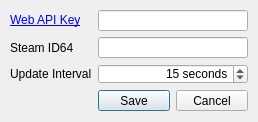
rgooler/steam_achievement_stats_watcher, file ui/Ui_Configuration.ui: the form before one commit.
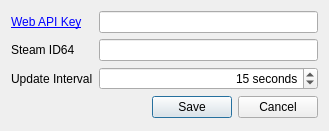
The form after the commit. Icons and pictures are not drawn.

Diff of the .ui file:
```diff
--- a/ui/Ui_Configuration.ui
+++ b/ui/Ui_Configuration.ui
@@ -9,20 +9,20 @@
    <rect>
     <x>0</x>
     <y>0</y>
-    <width>258</width>
-    <height>122</height>
+    <width>329</width>
+    <height>131</height>
    </rect>
   </property>
   <property name="minimumSize">
    <size>
-    <width>258</width>
-    <height>122</height>
+    <width>329</width>
+    <height>131</height>
    </size>
   </property>
   <property name="maximumSize">
    <size>
-    <width>258</width>
-    <height>122</height>
+    <width>329</width>
+    <height>131</height>
    </size>
   </property>
   <property name="windowTitle">
@@ -32,29 +32,8 @@
    <iconset>
     <normaloff>icon.ico</normaloff>icon.ico</iconset>
   </property>
-  <widget class="QWidget" name="formLayoutWidget">
-   <property name="geometry">
-    <rect>
-     <x>0</x>
-     <y>0</y>
-     <width>258</width>
-     <height>121</height>
-    </rect>
-   </property>
-   <layout class="QFormLayout" name="formLayout">
-    <property name="leftMargin">
-     <number>10</number>
-    </property>
-    <property name="topMargin">
-     <number>10</number>
-    </property>
-    <property name="rightMargin">
-     <number>10</number>
-    </property>
-    <property name="bottomMargin">
-     <number>10</number>
-    </property>
-    <item row="0" column="0">
+  <layout class="QFormLayout" name="formLayout_2">
+   <item row="1" column="0">
      <widget class="QLabel" name="ApiKeyLabel">
       <property name="toolTip">
        <string/>
@@ -70,10 +49,37 @@
       </property>
      </widget>
     </item>
-    <item row="0" column="1">
+   <item row="1" column="1">
      <widget class="QLineEdit" name="ApiKey"/>
     </item>
     <item row="2" column="1">
+    <widget class="QLineEdit" name="SteamID64">
+     <property name="inputMethodHints">
+      <set>Qt::ImhDigitsOnly</set>
+     </property>
+     <property name="clearButtonEnabled">
+      <bool>false</bool>
+     </property>
+    </widget>
+   </item>
+   <item row="2" column="0">
+    <widget class="QLabel" name="SteamID64Label">
+     <property name="text">
+      <string>Steam ID64</string>
+     </property>
+    </widget>
+   </item>
+   <item row="3" column="0">
+    <widget class="QLabel" name="UpdateIntervalLabel">
+     <property name="toolTip">
+      <string>&lt;html&gt;&lt;head/&gt;&lt;body&gt;&lt;p&gt;This value is how many seconds the app will wait between API calls to update steam stats. Too fast may result in temporary API Blocking.&lt;/p&gt;&lt;/body&gt;&lt;/html&gt;</string>
+     </property>
+     <property name="text">
+      <string>Update Interval</string>
+     </property>
+    </widget>
+   </item>
+   <item row="3" column="1">
      <widget class="QSpinBox" name="UpdateInterval">
       <property name="alignment">
        <set>Qt::AlignRight|Qt::AlignTrailing|Qt::AlignVCenter</set>
@@ -92,34 +98,7 @@
       </property>
      </widget>
     </item>
-    <item row="2" column="0">
-     <widget class="QLabel" name="UpdateIntervalLabel">
-      <property name="toolTip">
-       <string>&lt;html&gt;&lt;head/&gt;&lt;body&gt;&lt;p&gt;This value is how many seconds the app will wait between API calls to update steam stats. Too fast may result in temporary API Blocking.&lt;/p&gt;&lt;/body&gt;&lt;/html&gt;</string>
-      </property>
-      <property name="text">
-       <string>Update Interval</string>
-      </property>
-     </widget>
-    </item>
-    <item row="1" column="0">
-     <widget class="QLabel" name="SteamID64Label">
-      <property name="text">
-       <string>Steam ID64</string>
-      </property>
-     </widget>
-    </item>
-    <item row="1" column="1">
-     <widget class="QLineEdit" name="SteamID64">
-      <property name="inputMethodHints">
-       <set>Qt::ImhDigitsOnly</set>
-      </property>
-      <property name="clearButtonEnabled">
-       <bool>false</bool>
-      </property>
-     </widget>
-    </item>
-    <item row="3" column="1">
+   <item row="4" column="1">
      <widget class="QDialogButtonBox" name="configButtonBox">
       <property name="standardButtons">
        <set>QDialogButtonBox::Cancel|QDialogButtonBox::Save</set>
@@ -127,7 +106,6 @@
      </widget>
     </item>
    </layout>
-  </widget>
  </widget>
  <resources/>
  <connections/>
```
Lines whose indentation alone changed are shown as unchanged.
